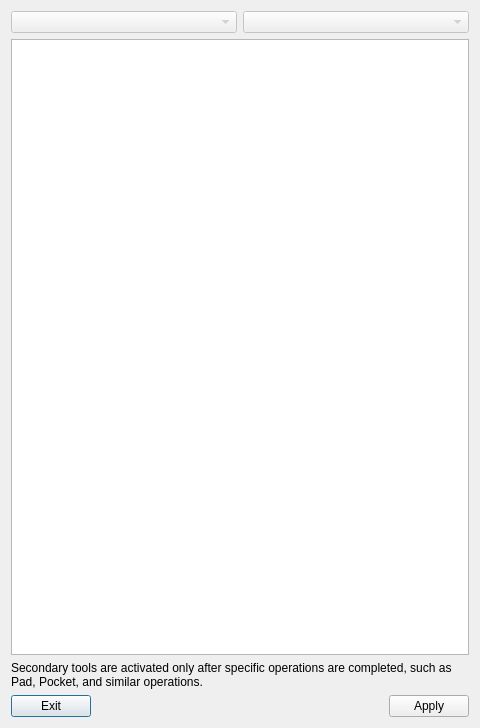
First picture: the form in addon/addFC/hud/Tools.ui, repository GS90/addFC, before the edit.
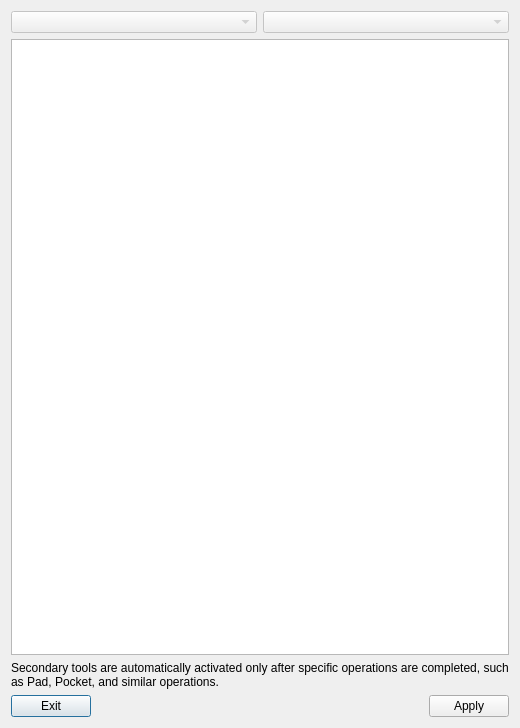
Second picture: the form after the edit.

Diff of the .ui file:
```diff
--- a/addon/addFC/hud/Tools.ui
+++ b/addon/addFC/hud/Tools.ui
@@ -10,14 +10,14 @@
    <rect>
     <x>0</x>
     <y>0</y>
-    <width>480</width>
+    <width>520</width>
     <height>728</height>
    </rect>
   </property>
   <property name="minimumSize">
    <size>
-    <width>300</width>
-    <height>300</height>
+    <width>520</width>
+    <height>400</height>
    </size>
   </property>
   <property name="windowTitle">
@@ -79,7 +79,7 @@
    <item>
     <widget class="QLabel" name="info">
      <property name="text">
-      <string>Secondary tools are activated only after specific operations are completed, such as Pad, Pocket, and similar operations.</string>
+      <string>Secondary tools are automatically activated only after specific operations are completed, such as Pad, Pocket, and similar operations.</string>
      </property>
      <property name="wordWrap">
       <bool>true</bool>
```
